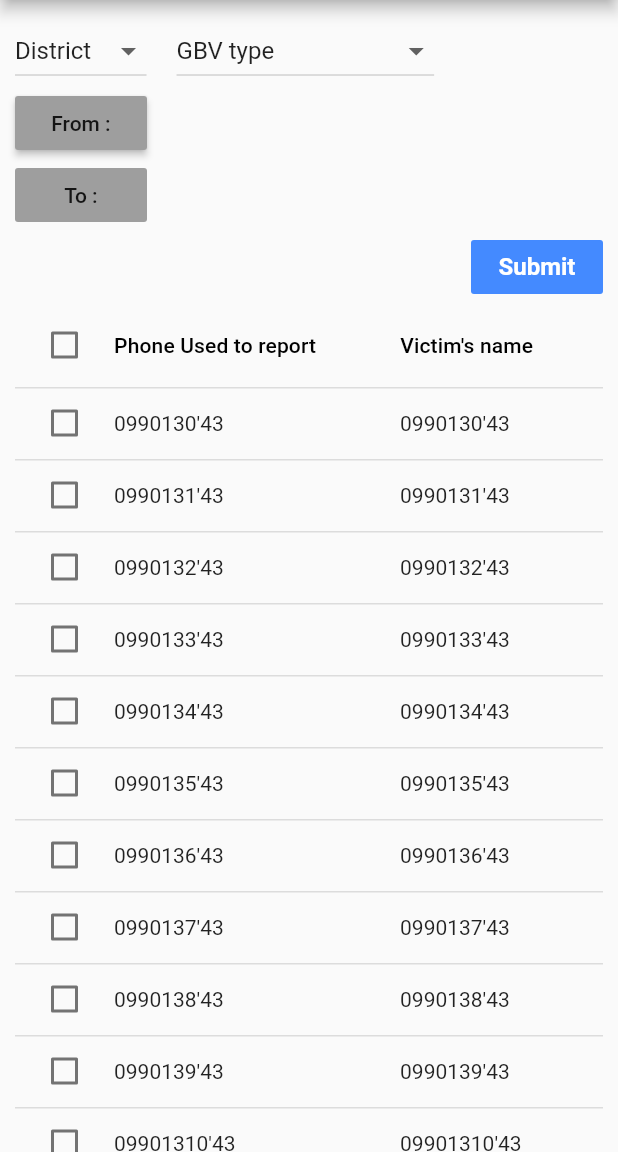
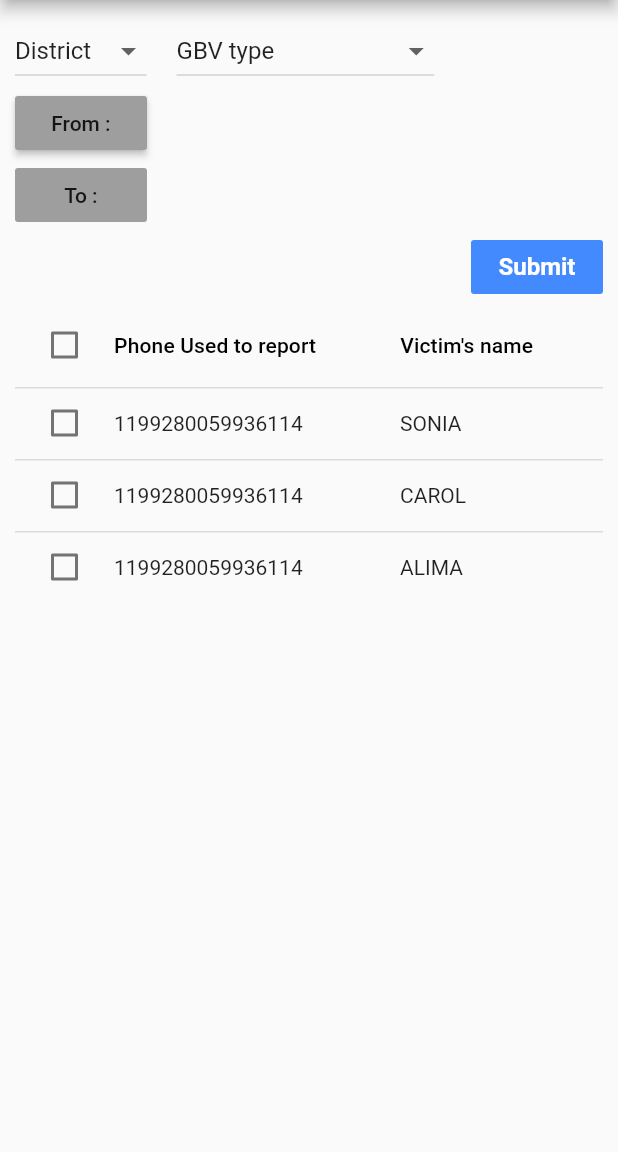
Before and after one commit to fadev8/gbv-tracker, a Flutter app: the ReceivedCaseScreen screen opened by its route, on a phone screen of 412 x 824 dp, the part 84-1236 px from its top. Run offline on Flutter 3.47's test engine with Material 2 defaults, Android fonts, the phone set to English and light mode, and no system bars; our stand-ins replace font_awesome_flutter, modal_progress_hud, pie_chart.

```diff
--- a/lib/screens/CaseScreen.dart
+++ b/lib/screens/CaseScreen.dart
@@ -7,13 +7,15 @@ import 'package:gbv_tracker/screens/followup_screen.dart';
 import 'package:gbv_tracker/screens/login_screen.dart';
 import 'package:gbv_tracker/screens/receivedcases_screen.dart';
 import 'package:gbv_tracker/screens/trash_screen.dart';
+import 'package:gbv_tracker/services/case.dart';
 import 'package:gbv_tracker/widgets/logout_button.dart';
 
 class CaseScreen extends StatefulWidget {
   final String parentScreen;
   static String id = 'single_case_screen';
+  Case actualCase;
 
-  CaseScreen({@required this.parentScreen});
+  CaseScreen({@required this.parentScreen, @required this.actualCase});
   @override
   _CaseScreenState createState() => _CaseScreenState();
 }
@@ -135,18 +137,18 @@ class _CaseScreenState extends State<CaseScreen> {
 
                 columns: [
                   DataColumn(
-                      label: Text('Col', style: kTableHeaderStyle,)
+                      label: Text('Names', style: kTableHeaderStyle,)
                   ),
-                  DataColumn(label: Expanded(child: Text('Value', style: kTableHeaderStyle,),),)
+                  DataColumn(label: Expanded(child: Text('Age', style: kTableHeaderStyle,),),)
                 ],
                 rows: [
                   DataRow(
                     cells: [
                       DataCell(
-                        Text('Sex')
+                        Text('${widget.actualCase.names}')
                       ),
                       DataCell(
-                          Text('Male')
+                          Text('${widget.actualCase.age}')
                       ),
                     ]
                   )
--- a/lib/screens/receivedcases_screen.dart
+++ b/lib/screens/receivedcases_screen.dart
@@ -1,6 +1,7 @@
 import 'package:flutter/material.dart';
 import 'package:gbv_tracker/constants/constants.dart';
 import 'package:gbv_tracker/screens/CaseScreen.dart';
+import 'package:gbv_tracker/services/case.dart';
 import 'package:gbv_tracker/widgets/drawer.dart';
 import 'package:gbv_tracker/widgets/logout_button.dart';
 
@@ -15,6 +16,59 @@ class ReceivedCaseScreen extends StatefulWidget {
 class _ReceivedCaseScreenState extends State<ReceivedCaseScreen> {
   String fromDate, toDate;
   List<DataRow> dataRows = List();
+  List<Case> cases = [
+    Case(
+        abuserAgeRange: '14-17',
+        abuserSex: 'MALE',
+        age: 25,
+        channel: "USSD",
+        districtId: 2,
+        id: 2598,
+        names: "SONIA",
+        receivedDate: "2020-08-26",
+        status: "PENDING",
+        ussdUserId: 5155,
+        victimPhoneNid: "1199280059936114",
+        violenceType: "SEXUAL",
+        victimMaritalStatus: "MARRIED",
+        victimSector: 1,
+        victimSex: 'FEMALE',
+        violenceDescription: "You see"),
+    Case(
+        abuserAgeRange: '14-17',
+        abuserSex: 'MALE',
+        age: 35,
+        channel: "USSD",
+        districtId: 2,
+        id: 2598,
+        names: "CAROL",
+        receivedDate: "2020-08-26",
+        status: "PENDING",
+        ussdUserId: 5155,
+        victimPhoneNid: "1199280059936114",
+        violenceType: "SEXUAL",
+        victimMaritalStatus: "MARRIED",
+        victimSector: 1,
+        victimSex: 'FEMALE',
+        violenceDescription: "Cnskjde"),
+    Case(
+        abuserAgeRange: '14-17',
+        abuserSex: 'MALE',
+        age: 29,
+        channel: "USSD",
+        districtId: 2,
+        id: 2598,
+        names: "ALIMA",
+        receivedDate: "2020-08-26",
+        status: "PENDING",
+        ussdUserId: 5155,
+        victimPhoneNid: "1199280059936114",
+        violenceType: "SEXUAL",
+        victimMaritalStatus: "MARRIED",
+        victimSector: 1,
+        victimSex: 'FEMALE',
+        violenceDescription: "You see"),
+  ];
   DateTime _date = DateTime.now();
   bool isRowSelected = false;
 
@@ -198,9 +252,22 @@ class _ReceivedCaseScreenState extends State<ReceivedCaseScreen> {
                   DataColumn(label: (Text('Victim\'s name'))),
                   DataColumn(label: (Text('Description'))),
                   DataColumn(label: (Text('Date'))),
-                  DataColumn(label: (Text('Action'))),
                 ],
-                rows: dataRows,
+                rows: cases.map((cas) => DataRow(
+                  onSelectChanged: (b){
+                    Navigator.push(context, MaterialPageRoute(
+                      builder: (context){
+                        return CaseScreen(parentScreen: ReceivedCaseScreen.id,actualCase: cas,);
+                      }
+                    ));
+                  },
+                  cells: [
+                    DataCell(Text('${cas.victimPhoneNid}')),
+                    DataCell(Text('${cas.names}')),
+                    DataCell(Text('${cas.violenceDescription}')),
+                    DataCell(Text('${cas.receivedDate}')),
+                  ],
+                )).toList(),
               ),
             ),
           ],
--- /dev/null
+++ b/lib/services/case.dart
@@ -0,0 +1,185 @@
+/// data : [{"case":{"victim_sex":"MALE","violence_type":"PSYCHOLOGICAL","channel":"USSD","violence_description":"0","victim_sector":282,"victim_phone_nid":"6676543754678564/250788861991","ussd_user_id":5569,"abuser_age_range":"25-34","names":"Eric  Kayumba","received_date":"2020-08-20","victim_marital_status":"MARRIED","abuser_sex":"FEMALE","id":2699,"district_id":20,"age":16,"status":"PENDING"}},{"case":{"victim_sex":"MALE","violence_type":"PSYCHOLOGICAL","channel":"USSD","violence_description":"0","victim_sector":282,"victim_phone_nid":"6676543754678564/250788861991","ussd_user_id":5569,"abuser_age_range":"25-34","names":"Eric  Kayumba","received_date":"2020-08-20","victim_marital_status":"MARRIED","abuser_sex":"FEMALE","id":2699,"district_id":20,"age":16,"status":"PENDING"}},null]
+/*
+class Case {
+  List<Data> _data;
+
+  List<Data> get data => _data;
+
+  Case({
+      List<Data> data}){
+    _data = data;
+}
+
+  Case.fromJson(dynamic json) {
+    if (json["data"] != null) {
+      _data = [];
+      json["data"].forEach((v) {
+        _data.add(Data.fromJson(v));
+      });
+    }
+  }
+
+  Map<String, dynamic> toJson() {
+    var map = <String, dynamic>{};
+    if (_data != null) {
+      map["data"] = _data.map((v) => v.toJson()).toList();
+    }
+    return map;
+  }
+
+}
+*/
+/// case : {"victim_sex":"MALE","violence_type":"PSYCHOLOGICAL","channel":"USSD","violence_description":"0","victim_sector":282,"victim_phone_nid":"6676543754678564/250788861991","ussd_user_id":5569,"abuser_age_range":"25-34","names":"Eric  Kayumba","received_date":"2020-08-20","victim_marital_status":"MARRIED","abuser_sex":"FEMALE","id":2699,"district_id":20,"age":16,"status":"PENDING"}
+/*
+class Data {
+  Case _case;
+
+  Case get case => _case;
+
+  Data({
+      Case case}){
+    _case = case;
+}
+
+  Data.fromJson(dynamic json) {
+    _case = json["case"] != null ? Case.fromJson(json["case"]) : null;
+  }
+
+  Map<String, dynamic> toJson() {
+    var map = <String, dynamic>{};
+    if (_case != null) {
+      map["case"] = _case.toJson();
+    }
+    return map;
+  }
+
+}
+*/
+/// victim_sex : "MALE"
+/// violence_type : "PSYCHOLOGICAL"
+/// channel : "USSD"
+/// violence_description : "0"
+/// victim_sector : 282
+/// victim_phone_nid : "6676543754678564/250788861991"
+/// ussd_user_id : 5569
+/// abuser_age_range : "25-34"
+/// names : "Eric  Kayumba"
+/// received_date : "2020-08-20"
+/// victim_marital_status : "MARRIED"
+/// abuser_sex : "FEMALE"
+/// id : 2699
+/// district_id : 20
+/// age : 16
+/// status : "PENDING"
+
+class Case {
+  String _victimSex;
+  String _violenceType;
+  String _channel;
+  String _violenceDescription;
+  int _victimSector;
+  String _victimPhoneNid;
+  int _ussdUserId;
+  String _abuserAgeRange;
+  String _names;
+  String _receivedDate;
+  String _victimMaritalStatus;
+  String _abuserSex;
+  int _id;
+  int _districtId;
+  int _age;
+  String _status;
+
+  String get victimSex => _victimSex;
+  String get violenceType => _violenceType;
+  String get channel => _channel;
+  String get violenceDescription => _violenceDescription;
+  int get victimSector => _victimSector;
+  String get victimPhoneNid => _victimPhoneNid;
+  int get ussdUserId => _ussdUserId;
+  String get abuserAgeRange => _abuserAgeRange;
+  String get names => _names;
+  String get receivedDate => _receivedDate;
+  String get victimMaritalStatus => _victimMaritalStatus;
+  String get abuserSex => _abuserSex;
+  int get id => _id;
+  int get districtId => _districtId;
+  int get age => _age;
+  String get status => _status;
+
+  Case({
+      String victimSex,
+      String violenceType,
+      String channel,
+      String violenceDescription,
+      int victimSector,
+      String victimPhoneNid,
+      int ussdUserId,
+      String abuserAgeRange,
+      String names,
+      String receivedDate,
+      String victimMaritalStatus,
+      String abuserSex,
+      int id,
+      int districtId,
+      int age,
+      String status}){
+    _victimSex = victimSex;
+    _violenceType = violenceType;
+    _channel = channel;
+    _violenceDescription = violenceDescription;
+    _victimSector = victimSector;
+    _victimPhoneNid = victimPhoneNid;
+    _ussdUserId = ussdUserId;
+    _abuserAgeRange = abuserAgeRange;
+    _names = names;
+    _receivedDate = receivedDate;
+    _victimMaritalStatus = victimMaritalStatus;
+    _abuserSex = abuserSex;
+    _id = id;
+    _districtId = districtId;
+    _age = age;
+    _status = status;
+}
+
+  Case.fromJson(dynamic json) {
+    _victimSex = json["victimSex"];
+    _violenceType = json["violenceType"];
+    _channel = json["channel"];
+    _violenceDescription = json["violenceDescription"];
+    _victimSector = json["victimSector"];
+    _victimPhoneNid = json["victimPhoneNid"];
+    _ussdUserId = json["ussdUserId"];
+    _abuserAgeRange = json["abuserAgeRange"];
+    _names = json["names"];
+    _receivedDate = json["receivedDate"];
+    _victimMaritalStatus = json["victimMaritalStatus"];
+    _abuserSex = json["abuserSex"];
+    _id = json["id"];
+    _districtId = json["districtId"];
+    _age = json["age"];
+    _status = json["status"];
+  }
+
+  Map<String, dynamic> toJson() {
+    var map = <String, dynamic>{};
+    map["victimSex"] = _victimSex;
+    map["violenceType"] = _violenceType;
+    map["channel"] = _channel;
+    map["violenceDescription"] = _violenceDescription;
+    map["victimSector"] = _victimSector;
+    map["victimPhoneNid"] = _victimPhoneNid;
+    map["ussdUserId"] = _ussdUserId;
+    map["abuserAgeRange"] = _abuserAgeRange;
+    map["names"] = _names;
+    map["receivedDate"] = _receivedDate;
+    map["victimMaritalStatus"] = _victimMaritalStatus;
+    map["abuserSex"] = _abuserSex;
+    map["id"] = _id;
+    map["districtId"] = _districtId;
+    map["age"] = _age;
+    map["status"] = _status;
+    return map;
+  }
+
+}
```
